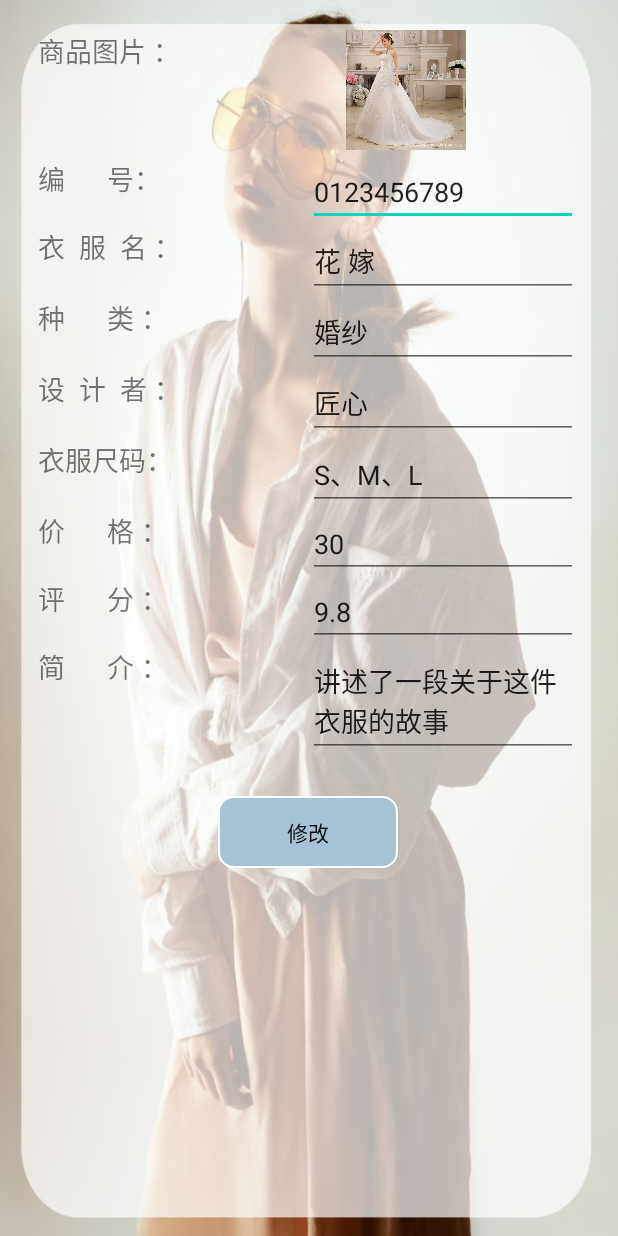
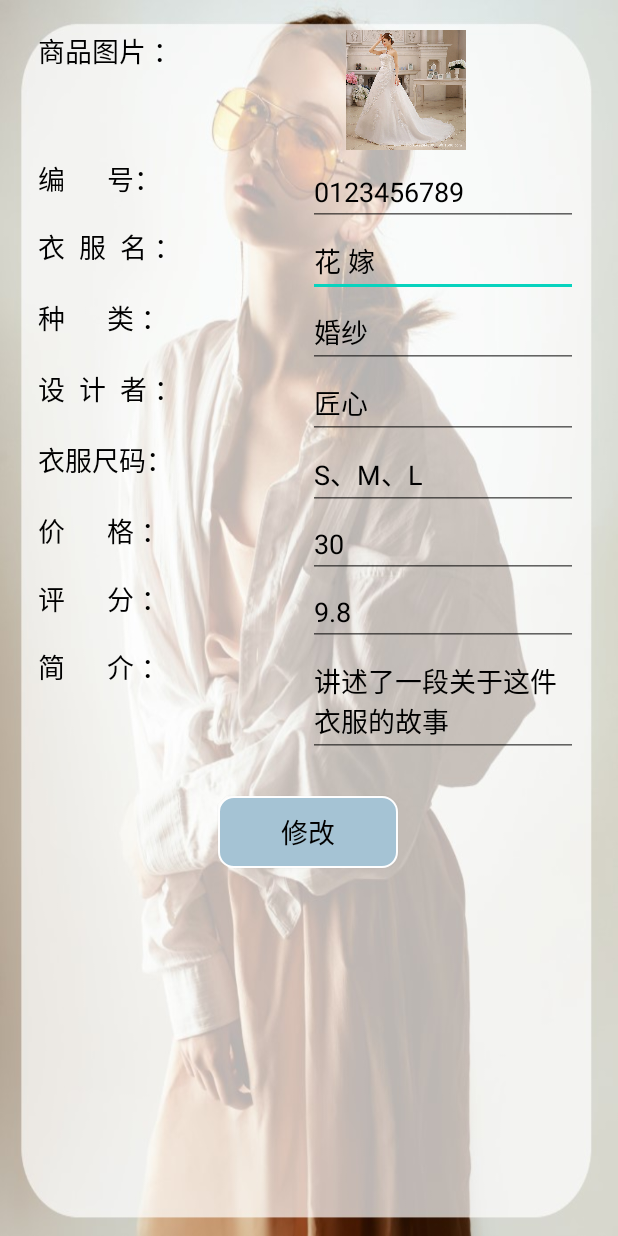
Before and after one commit to AJiang0826/ClothingRentalSystem, an Android app: the admin_update_clothes screen opened directly, with no data from a screen before it, after a tap on an icon or button, on a phone screen of 412 x 824 dp. Run offline under Robolectric (Android 15) with nearby library versions, the phone set to English and light mode, and no system bars; 2 statements that could not run were skipped.

Commit message:
zby提交负责代码 进度:准备测试

```diff
--- a/app/src/main/java/com/example/administrator/ClothingRentalSystem/admin/houtai_admin/admin_update_clothes.java
+++ b/app/src/main/java/com/example/administrator/ClothingRentalSystem/admin/houtai_admin/admin_update_clothes.java
@@ -39,18 +39,16 @@ import java.util.concurrent.CountDownLatch;
  */
 
 public class admin_update_clothes extends BaseActivity implements View.OnClickListener {
-    private ImageButton back_bt;
-    private Button add_book_bt;
-    private String str;
+
     private String name;
-    private databaseHelp helper;
     Uri uri;
     private ImageView ClothesImg;
     private EditText Et_ClothesId,Et_ClothesName,Et_ClotheStype,Et_ClothesWriter,Et_ClothesPublicer,Et_ClothesPrice,Et_ClothesRank,Et_ClothesComment;
-    private Button Btn_ClothesCommit,Btn_ClothesBack;
+    private Button Btn_ClothesCommit;
     private CountDownLatch countDownLatch;
     private ResultSet rs;
     private int rows;
+    String uriname;
 
     String sql;
     @Override
@@ -71,6 +69,7 @@ public class admin_update_clothes extends BaseActivity implements View.OnClickLi
 
         ClothesImg=findViewById(R.id.ClothesImg);
         Et_ClothesId=findViewById(R.id.et_ClothesId);
+        Et_ClothesId.setFocusable(false);
         Et_ClothesName=findViewById(R.id.et_ClothesName);
         Et_ClotheStype=findViewById(R.id.et_ClotheStype);
         Et_ClothesWriter=findViewById(R.id.et_ClothesWriter);
@@ -107,14 +106,15 @@ public class admin_update_clothes extends BaseActivity implements View.OnClickLi
                 ClothesImg.setImageURI(Uri.parse(rs.getString("clothes_img")));
                 Et_ClothesId.setText(rs.getString("id"));
                 Et_ClothesName.setText(rs.getString("name"));
-                Et_ClothesWriter.setText(rs.getString("type"));
-                Et_ClotheStype.setText(rs.getString("designer"));
-                Et_ClothesPrice.setText(rs.getString("size"));
-                Et_ClothesPublicer.setText(rs.getString("price"));
-                Et_ClothesComment.setText(rs.getString("rank"));
-                Et_ClothesRank.setText(rs.getString("comment"));
+                Et_ClotheStype.setText(rs.getString("type"));
+                Et_ClothesWriter.setText(rs.getString("designer"));
+                Et_ClothesPrice.setText(rs.getString("price"));
+                Et_ClothesPublicer.setText(rs.getString("size"));
+                Et_ClothesComment.setText(rs.getString("comment"));
+                Et_ClothesRank.setText(rs.getString("rank"));
+                uriname=rs.getString("clothes_img");
             }
-            //Add_Borrow.setAdapter(adapter);
+            uri=Uri.parse(uriname);
         } catch (Exception e) {
             e.printStackTrace();
         }
@@ -125,32 +125,27 @@ public class admin_update_clothes extends BaseActivity implements View.OnClickLi
 
     }
     //对管理员输入的衣服信息进行验证，全部符合要求才能通过
-    boolean testid=true,testother=true;
+    boolean testother=true;
+
     @Override
     public void onClick(View view) {
         switch(view.getId()) {
             case R.id.Btn_ClothesCommit:
-                //ISBN为十位，且不为空
-                if (Et_ClothesId.getText().length() != 10) {
-                    Toast.makeText(admin_update_clothes.this, "请输入10位衣服编码", Toast.LENGTH_SHORT).show();
-                    testid = false;
-                    break;
-                }
-
                 if (Et_ClothesName.getText().length() == 0) {
                     Toast.makeText(admin_update_clothes.this, "请输入完整衣服信息", Toast.LENGTH_SHORT).show();
                     testother = false;
                     break;
                 }
-                if (testid == true&&testother == true) {
+                if (testother == true) {
                     System.out.println(ClothesImg.toString());
                     countDownLatch = new CountDownLatch(1);//创建线程计时器个数是1
                     System.out.println("进入更改数据库");
-                    sql = "update clothes_information set clothes_img='"+uri+"',id='" + Et_ClothesId.getText().toString() + "',name='" +
-                            Et_ClothesName.getText().toString() + "',type='" + Et_ClothesWriter.getText().toString()
-                            + "',designer='" + Et_ClotheStype.getText().toString() + "',size='" + Et_ClothesPrice.getText().toString()
-                            + "',price='" + Et_ClothesPublicer.getText().toString() + "',rank='" + Et_ClothesComment.getText().toString()
-                            + "',comment='" + Et_ClothesComment.getText().toString() + "'where name='" + name + "'";//查询整张租借表
+                    System.out.println("uri=+--------"+uri);
+                    sql = "update clothes_information set clothes_img='"+uri+ "',name='" +
+                            Et_ClothesName.getText().toString() + "',type='" + Et_ClotheStype.getText().toString()
+                            + "',designer='" +  Et_ClothesWriter.getText().toString() + "',size='" + Et_ClothesPublicer.getText().toString()
+                            + "',price='" + Et_ClothesPrice.getText().toString() + "',rank='" + Et_ClothesRank.getText().toString()
+                            + "',comment='" +Et_ClothesComment.getText().toString() + "'where name='" + name + "'";//查询整张租借表
                     System.out.println("sql=" + sql);
 
                     new Thread(new Runnable() {
@@ -186,16 +181,15 @@ public class admin_update_clothes extends BaseActivity implements View.OnClickLi
 
             case R.id.ClothesImg:
                 Intent intent = new Intent(Intent.ACTION_OPEN_DOCUMENT);
-                intent.setType("image/*");
+                intent.setType("image/*");//选择image类型的资源
                 startActivityForResult(intent,1);  // 第二个参数是请求码
                 break;
 
 
         }
     }
-
     @Override
-    //用于显示图片
+ //   用于显示图片
     protected void onActivityResult(int requestCode, int resultCode, @Nullable Intent data) {
         super.onActivityResult(requestCode, resultCode, data);
         switch (requestCode) {
@@ -205,7 +199,6 @@ public class admin_update_clothes extends BaseActivity implements View.OnClickLi
             default:
         }
     }
-
     public void parseUri(Intent data) {
         uri=data.getData();
         InputStream is=null;
--- a/app/src/main/res/layout/activity_admin_borrow_info.xml
+++ b/app/src/main/res/layout/activity_admin_borrow_info.xml
@@ -70,5 +70,7 @@
     <ListView
         android:layout_width="fill_parent"
         android:layout_height="fill_parent"
+        android:layout_marginLeft="13dp"
+        android:layout_marginRight="18dp"
         android:id="@+id/Add_Show_Borrow"></ListView>
 </LinearLayout>
--- a/app/src/main/res/layout/activity_admin_pay_info.xml
+++ b/app/src/main/res/layout/activity_admin_pay_info.xml
@@ -72,5 +72,7 @@
     <ListView
         android:layout_width="fill_parent"
         android:layout_height="fill_parent"
+        android:layout_marginLeft="13dp"
+        android:layout_marginRight="18dp"
         android:id="@+id/Add_Show_Pay"></ListView>
 </LinearLayout>
--- a/app/src/main/res/layout/activity_admin_select_clotheskinfo.xml
+++ b/app/src/main/res/layout/activity_admin_select_clotheskinfo.xml
@@ -88,6 +88,8 @@
 
         android:id="@+id/Select_Clothes_List"
         android:layout_width="match_parent"
+        android:layout_marginLeft="13dp"
+        android:layout_marginRight="18dp"
         android:layout_height="match_parent"></ListView>
 
 
--- a/app/src/main/res/layout/activity_admin_select_message.xml
+++ b/app/src/main/res/layout/activity_admin_select_message.xml
@@ -47,6 +47,7 @@
             android:layout_toEndOf="@+id/Clothes_Info"
             android:layout_toRightOf="@+id/Clothes_Info"
             android:gravity="center_vertical"
+            android:textColor="#000000"
             android:text="衣服信息"
             android:textSize="25sp" />
 
@@ -85,6 +86,7 @@
             android:layout_toEndOf="@id/Brrow_Info"
             android:layout_toRightOf="@id/Brrow_Info"
             android:text="租借信息"
+            android:textColor="#000000"
             android:textSize="25sp" />
 
         <ImageButton
@@ -120,6 +122,7 @@
             android:layout_marginLeft="10dp"
             android:layout_toEndOf="@id/Manager_Pay"
             android:layout_toRightOf="@id/Manager_Pay"
+            android:textColor="#000000"
             android:text="还衣信息"
             android:textSize="25sp"
 
--- a/app/src/main/res/layout/activity_admin_upadte_clothes.xml
+++ b/app/src/main/res/layout/activity_admin_upadte_clothes.xml
@@ -18,7 +18,7 @@
             android:layout_width="0dp"
             android:layout_height="match_parent"
             android:layout_weight="1"
-
+            android:textColor="#000000"
             android:text="商品图片 ："
             android:textSize="18sp" />
 
@@ -41,6 +41,7 @@
             android:layout_height="match_parent"
             android:layout_weight="1"
             android:text="编      号："
+            android:textColor="#000000"
             android:textSize="18sp" />
 
         <EditText
@@ -49,6 +50,8 @@
             android:layout_width="0dp"
             android:layout_height="match_parent"
             android:inputType="number"
+            android:textColor="#000000"
+            android:textSize="18sp"
             android:digits="abcdefghijklmnopqrstuvwxyzABCDEFGHIJKLMNOPQRSTUVWXYZ1234567890*/@#$%^"
             android:layout_weight="1"/>
              <!--        digits 属于限制输入的类型-->
@@ -63,11 +66,14 @@
             android:layout_height="match_parent"
             android:layout_weight="1"
             android:text="衣  服  名 ："
+            android:textColor="#000000"
             android:textSize="18sp"/>
         <EditText
             android:text="花 嫁"
             android:id="@+id/et_ClothesName"
             android:layout_width="0dp"
+            android:textColor="#000000"
+            android:textSize="18sp"
             android:layout_height="match_parent"
             android:layout_weight="1"/>
     </LinearLayout>
@@ -82,12 +88,15 @@
             android:layout_height="match_parent"
             android:layout_weight="1"
             android:text="种      类 ："
+            android:textColor="#000000"
             android:textSize="18sp"/>
         <EditText
             android:text="婚纱"
             android:id="@+id/et_ClotheStype"
             android:layout_width="0dp"
             android:layout_height="match_parent"
+            android:textColor="#000000"
+            android:textSize="18sp"
             android:layout_weight="1"/>
     </LinearLayout>
     <LinearLayout
@@ -100,12 +109,15 @@
             android:layout_height="match_parent"
             android:layout_weight="1"
             android:text="设  计  者 ："
+            android:textColor="#000000"
             android:textSize="18sp"/>
         <EditText
             android:text="匠心"
             android:id="@+id/et_ClothesWriter"
             android:layout_width="0dp"
             android:layout_height="match_parent"
+            android:textColor="#000000"
+            android:textSize="18sp"
             android:layout_weight="1"/>
     </LinearLayout>
     <LinearLayout
@@ -118,12 +130,15 @@
             android:layout_height="match_parent"
             android:layout_weight="1"
             android:text="衣服尺码："
+            android:textColor="#000000"
             android:textSize="18sp"/>
         <EditText
             android:text="S、M、L"
             android:id="@+id/et_ClothesPublicer"
             android:layout_width="0dp"
             android:layout_height="match_parent"
+            android:textColor="#000000"
+            android:textSize="18sp"
             android:layout_weight="1"/>
     </LinearLayout>
     <LinearLayout
@@ -136,12 +151,15 @@
             android:layout_height="match_parent"
             android:layout_weight="1"
             android:text="价      格 ："
+            android:textColor="#000000"
             android:textSize="18sp"/>
         <EditText
             android:text="30"
             android:id="@+id/et_ClothesPrice"
             android:layout_width="0dp"
             android:layout_height="match_parent"
+            android:textColor="#000000"
+            android:textSize="18sp"
             android:layout_weight="1"/>
     </LinearLayout>
     <LinearLayout
@@ -154,12 +172,15 @@
             android:layout_height="match_parent"
             android:layout_weight="1"
             android:text="评      分 ："
+            android:textColor="#000000"
             android:textSize="18sp"/>
         <EditText
             android:text="9.8"
             android:id="@+id/et_ClothesRank"
             android:layout_width="0dp"
             android:layout_height="match_parent"
+            android:textColor="#000000"
+            android:textSize="18sp"
             android:layout_weight="1" />
     </LinearLayout>
     <LinearLayout
@@ -171,6 +192,7 @@
             android:layout_width="0dp"
             android:layout_height="match_parent"
             android:layout_weight="1"
+            android:textColor="#000000"
             android:text="简      介 ："
             android:textSize="18sp"/>
         <EditText
@@ -178,6 +200,8 @@
             android:id="@+id/et_ClothesComment"
             android:layout_width="0dp"
             android:layout_height="match_parent"
+            android:textColor="#000000"
+            android:textSize="18sp"
             android:layout_weight="1" />
     </LinearLayout>
 
@@ -194,6 +218,7 @@
             android:layout_width="120dp"
             android:background="@drawable/register_button_sharp"
             android:layout_height="wrap_content"
+            android:textSize="18sp"
             android:text="修改"/>
 
     </LinearLayout>
```
Also changed, not shown: app/src/main/res/layout/ad_borrow_item.xml (+18 -3 lines), app/src/main/res/layout/ad_pay_item.xml (+15 -2 lines), app/src/main/res/layout/admin_clothes_item.xml (+9 -4 lines).
